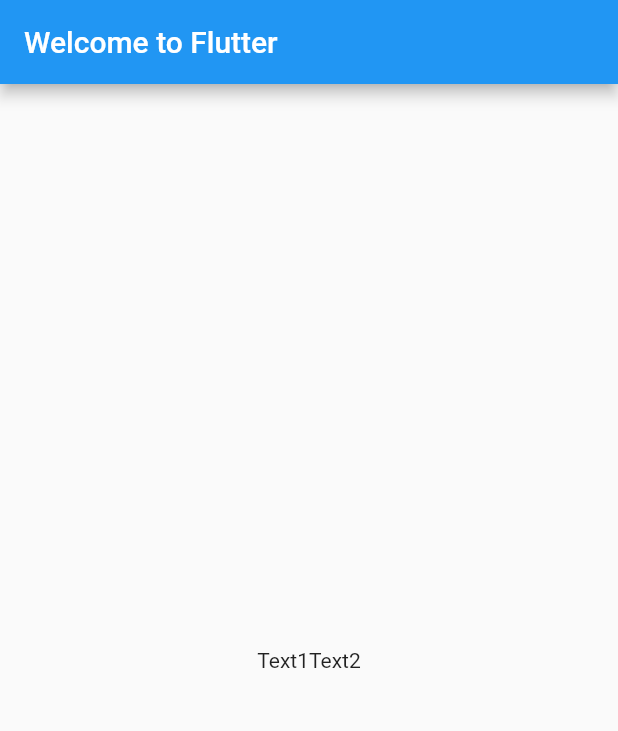
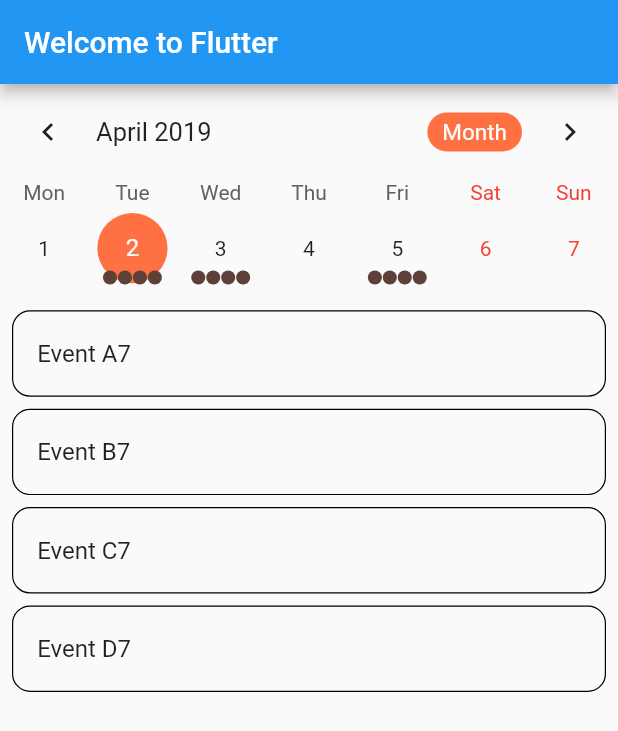
Before and after one commit to CraftcodeCrew/CrewKeeper, a Flutter app: the screen it shows after launch, on a phone screen of 412 x 824 dp. Shown: the top 731 px of the screen. Run offline on Flutter 3.47's test engine with Material 2 defaults, Android fonts, the phone set to English and light mode, and no system bars; drawn by our look-alikes of table_calendar.

Commit message:
feat:  added calendar

```diff
--- a/lib/main.dart
+++ b/lib/main.dart
@@ -1,4 +1,5 @@
 import 'package:flutter/material.dart';
+import 'package:table_calendar/table_calendar.dart';
 
 void main() => runApp(MyApp());
 
@@ -6,18 +7,152 @@ class MyApp extends StatelessWidget {
   @override
   Widget build(BuildContext context) {
     return MaterialApp(
-      title: 'Welcome to Flutter',
-      home: Scaffold(
-        appBar: AppBar(
-          title: Text('Welcome to Flutter'),
-        ),
-        body: Center(
-          child: Row(
-              mainAxisSize: MainAxisSize.min,
-              children: [Text('Text1'), Text('Text2')]
-          )
-        ),
+      title: 'Table Calendar Demo',
+      theme: ThemeData(
+        primarySwatch: Colors.blue,
+      ),
+      home: MyHomePage(title: 'Table Calendar Demo'),
+    );
+  }
+}
+
+class MyHomePage extends StatefulWidget {
+  MyHomePage({Key key, this.title}) : super(key: key);
+
+  final String title;
+
+  @override
+  _MyHomePageState createState() => _MyHomePageState();
+}
+
+class _MyHomePageState extends State<MyHomePage> with TickerProviderStateMixin {
+  DateTime _selectedDay;
+  Map<DateTime, List> _events;
+  Map<DateTime, List> _visibleEvents;
+  List _selectedEvents;
+  AnimationController _controller;
+
+  @override
+  void initState() {
+    super.initState();
+    _selectedDay = DateTime.now();
+    _events = {
+      _selectedDay.subtract(Duration(days: 2)): ['Event A6', 'Event B6'],
+      _selectedDay: ['Event A7', 'Event B7', 'Event C7', 'Event D7'],
+      _selectedDay.add(Duration(days: 1)): [
+        'Event A8',
+        'Event B8',
+        'Event C8',
+        'Event D8',
+        'Event E8',
+        'Event F8',
+        'Event G8'
+      ],
+      _selectedDay.add(Duration(days: 3)): ['Event A9', 'Domis Mutter', 'Event A9', 'Event B9'],
+    };
+    _selectedEvents = _events[_selectedDay] ?? [];
+    _visibleEvents = _events;
+
+    _controller = AnimationController(
+      vsync: this,
+      duration: const Duration(milliseconds: 400),
+    );
+
+    _controller.forward();
+  }
+
+  @override
+  Widget build(BuildContext context) {
+    return Scaffold(
+      appBar: AppBar(
+        title: Text('Welcome to Flutter'),
+      ),
+      body: Column(
+        mainAxisSize: MainAxisSize.max,
+        children: <Widget>[
+          // Switch out 2 lines below to play with TableCalendar's settings
+          //-----------------------
+          _buildTableCalendar(),
+          // _buildTableCalendarWithBuilders(),
+          const SizedBox(height: 8.0),
+          Expanded(child: _buildEventList()),
+        ],
       ),
     );
   }
+
+  void _onDaySelected(DateTime day, List events) {
+    setState(() {
+      _selectedDay = day;
+      _selectedEvents = events;
+    });
+
+    print('Selected day: $day');
+  }
+
+  void _onVisibleDaysChanged(
+      DateTime first, DateTime last, CalendarFormat format) {
+    setState(() {
+      _visibleEvents = Map.fromEntries(
+        _events.entries.where(
+          (entry) =>
+              entry.key.isAfter(first.subtract(const Duration(days: 1))) &&
+              entry.key.isBefore(last.add(const Duration(days: 1))),
+        ),
+      );
+    });
+
+    print('First visible day: $first');
+    print('Last visible day: $last');
+    print('Current format: $format');
+  }
+
+  Widget _buildTableCalendar() {
+    return TableCalendar(
+      events: _visibleEvents,
+      initialCalendarFormat: CalendarFormat.week,
+      formatAnimation: FormatAnimation.slide,
+      startingDayOfWeek: StartingDayOfWeek.monday,
+      availableGestures: AvailableGestures.all,
+      availableCalendarFormats: const {
+        CalendarFormat.month: 'Month',
+        CalendarFormat.twoWeeks: '2 weeks',
+        CalendarFormat.week: 'Week',
+      },
+      calendarStyle: CalendarStyle(
+        selectedColor: Colors.deepOrange[400],
+        todayColor: Colors.deepOrange[200],
+        markersColor: Colors.brown[700],
+      ),
+      headerStyle: HeaderStyle(
+        formatButtonTextStyle:
+            TextStyle().copyWith(color: Colors.white, fontSize: 15.0),
+        formatButtonDecoration: BoxDecoration(
+          color: Colors.deepOrange[400],
+          borderRadius: BorderRadius.circular(16.0),
+        ),
+      ),
+      onDaySelected: _onDaySelected,
+      onVisibleDaysChanged: _onVisibleDaysChanged,
+    );
+  }
+
+  Widget _buildEventList() {
+    return ListView(
+      children: _selectedEvents
+          .map((event) => Container(
+                decoration: BoxDecoration(
+                  border: Border.all(width: 0.8),
+                  borderRadius: BorderRadius.circular(12.0),
+                ),
+                margin:
+                    const EdgeInsets.symmetric(horizontal: 8.0, vertical: 4.0),
+                child: ListTile(
+                  title: Text(event.toString()),
+                  onTap: () => print('$event tapped!'),
+                ),
+              ))
+          .toList(),
+    );
+  }
 }
--- a/pubspec.yaml
+++ b/pubspec.yaml
@@ -19,6 +19,7 @@ environment:
 dependencies:
   flutter:
     sdk: flutter
+  table_calendar: ^1.1.1
 
   # The following adds the Cupertino Icons font to your application.
   # Use with the CupertinoIcons class for iOS style icons.
```
